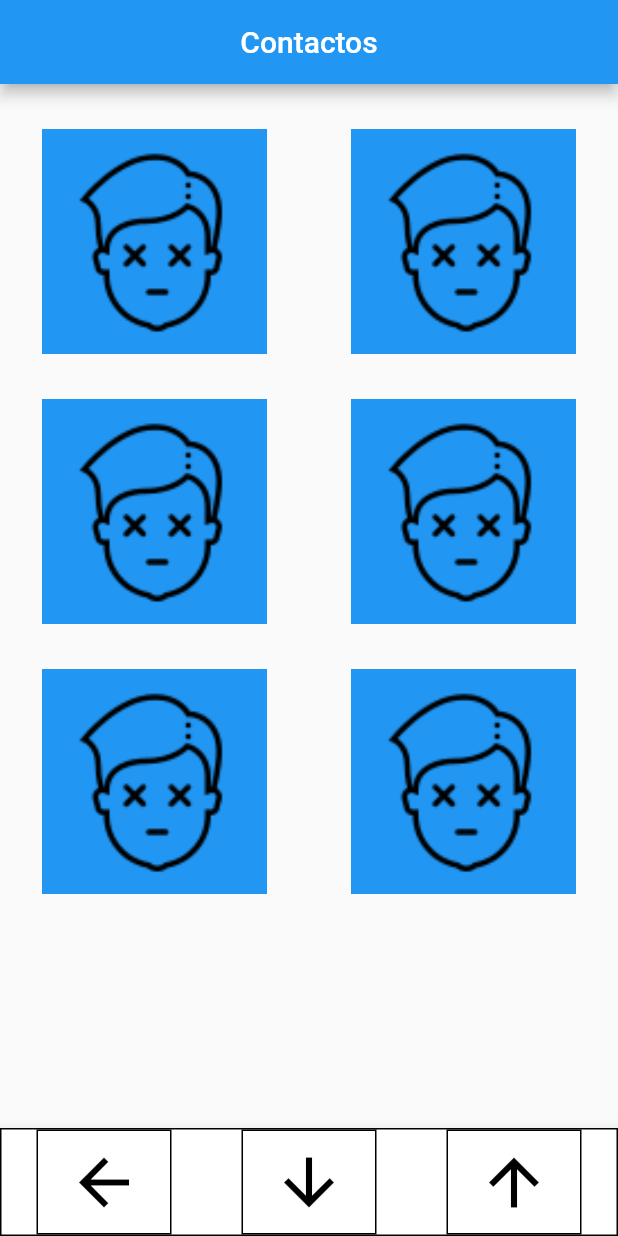
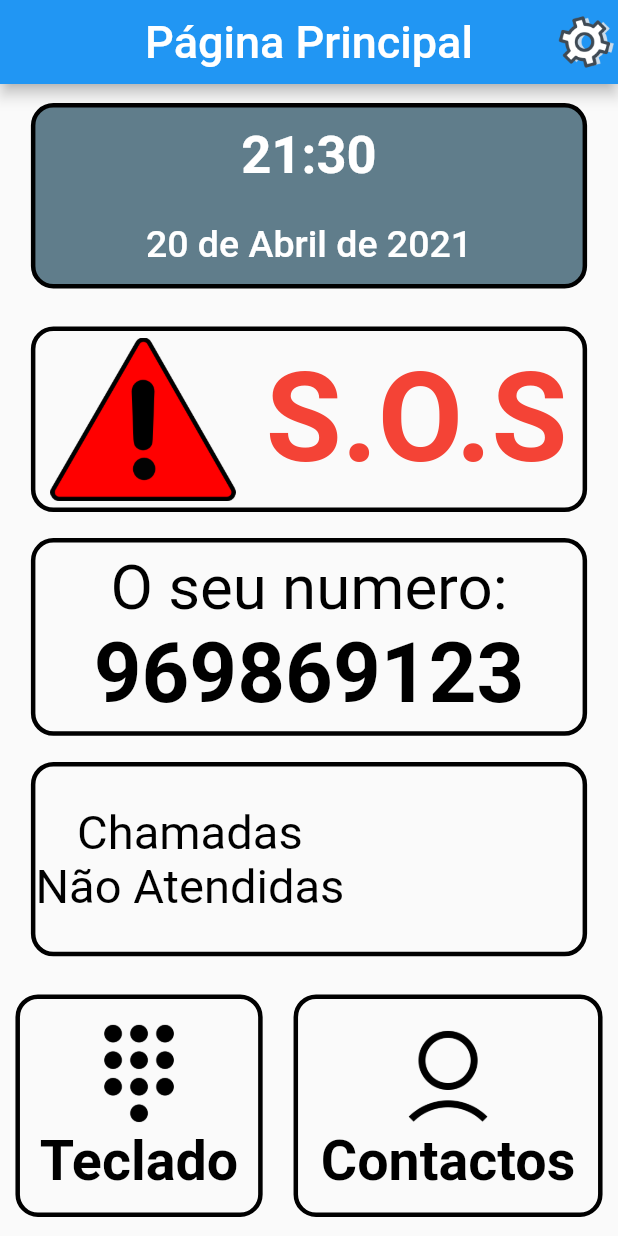
Before and after one commit to 28rodrigo/aipc, a Flutter app: the screen it shows after launch, on a phone screen of 412 x 824 dp. Run offline on Flutter 3.47's test engine with Material 2 defaults, Android fonts, the phone set to English and light mode, and no system bars.

Commit message:
contacts and home page

```diff
--- /dev/null
+++ b/lib/home.dart
@@ -0,0 +1,233 @@
+import 'package:flutter/material.dart';
+
+class HomePage extends StatelessWidget {
+  @override
+  Widget build(BuildContext context) {
+    double deviceWidth = MediaQuery.of(context).size.width;
+    double deviceHeight = MediaQuery.of(context).size.height;
+
+    return Scaffold(
+      appBar: AppBar(
+        title: Text(
+          "Página Principal",
+          style: TextStyle(fontSize: 30),
+        ),
+        centerTitle: true,
+        actions: [
+          Container(
+            decoration: new BoxDecoration(
+              borderRadius: BorderRadius.circular(15),
+              image: new DecorationImage(
+                image: ExactAssetImage('assets/settings.png'),
+                fit: BoxFit.contain,
+              ),
+            ),
+            width: 45,
+            height: 10,
+          ),
+        ],
+      ),
+      body: Center(
+          child: Column(
+        mainAxisAlignment: MainAxisAlignment.spaceAround,
+        children: [
+          Row(
+            crossAxisAlignment: CrossAxisAlignment.start,
+            mainAxisAlignment: MainAxisAlignment.spaceAround,
+            children: [
+              TextButton(
+                onPressed: () {},
+                child: Container(
+                  height: deviceHeight * 0.15,
+                  width: deviceWidth * 0.9,
+                  decoration: BoxDecoration(
+                    borderRadius: BorderRadius.circular(15),
+                    border: Border.all(width: 3, color: Colors.black),
+                    color: Colors.blueGrey,
+                  ),
+                  child: Column(
+                    mainAxisAlignment: MainAxisAlignment.spaceAround,
+                    children: [
+                      Text(
+                        "21:30",
+                        style: TextStyle(
+                            color: Colors.white,
+                            fontSize: 35,
+                            fontWeight: FontWeight.bold),
+                      ),
+                      Text(
+                        "20 de Abril de 2021",
+                        style: TextStyle(color: Colors.white, fontSize: 25),
+                      )
+                    ],
+                  ),
+                ),
+              ),
+            ],
+          ),
+          TextButton(
+            onPressed: () {},
+            child: Container(
+              height: deviceHeight * 0.15,
+              width: deviceWidth * 0.9,
+              decoration: BoxDecoration(
+                borderRadius: BorderRadius.circular(15),
+                border: Border.all(width: 3, color: Colors.black),
+              ),
+              child: Row(
+                mainAxisAlignment: MainAxisAlignment.spaceAround,
+                children: [
+                  Container(
+                    decoration: new BoxDecoration(
+                      image: new DecorationImage(
+                        image: ExactAssetImage('assets/sos.png'),
+                        fit: BoxFit.contain,
+                      ),
+                    ),
+                    width: deviceWidth * 0.3,
+                    height: deviceHeight * 0.2,
+                  ),
+                  Container(
+                    alignment: Alignment.center,
+                    child: Text(
+                      "S.O.S",
+                      style: TextStyle(
+                          fontSize: deviceWidth * 0.2,
+                          fontWeight: FontWeight.bold,
+                          color: Colors.red),
+                    ),
+                  )
+                ],
+              ),
+            ),
+          ),
+          Container(
+            decoration: BoxDecoration(
+                borderRadius: BorderRadius.circular(15),
+                border: Border.all(width: 3, color: Colors.black)),
+            width: deviceWidth * 0.9,
+            height: deviceHeight * 0.16,
+            alignment: Alignment.center,
+            child: Column(
+              mainAxisAlignment: MainAxisAlignment.center,
+              children: [
+                Text(
+                  "O seu numero:",
+                  style: TextStyle(
+                      fontSize: deviceWidth * 0.1,
+                      fontWeight: FontWeight.normal,
+                      color: Colors.black),
+                ),
+                Text(
+                  "969869123",
+                  style: TextStyle(
+                      fontSize: deviceWidth * 0.135,
+                      fontWeight: FontWeight.bold,
+                      color: Colors.black),
+                ),
+              ],
+            ),
+          ),
+          TextButton(
+            onPressed: () {},
+            child: Container(
+              decoration: BoxDecoration(
+                  borderRadius: BorderRadius.circular(15),
+                  border: Border.all(width: 3, color: Colors.black)),
+              width: deviceWidth * 0.9,
+              alignment: Alignment.center,
+              child: Row(
+                children: [
+                  Container(
+                    width: deviceWidth * 0.5,
+                    height: deviceHeight * 0.15,
+                    child: FittedBox(
+                      fit: BoxFit.contain,
+                      child: Text(
+                        "Chamadas\nNão Atendidas",
+                        textAlign: TextAlign.center,
+                        style: TextStyle(
+                            fontWeight: FontWeight.normal, color: Colors.black),
+                      ),
+                    ),
+                  )
+                ],
+              ),
+            ),
+          ),
+          Row(
+            mainAxisAlignment: MainAxisAlignment.spaceAround,
+            children: [
+              TextButton(
+                onPressed: () {},
+                child: Container(
+                  width: deviceWidth * 0.4,
+                  height: deviceHeight * 0.18,
+                  padding: EdgeInsets.all(5),
+                  decoration: BoxDecoration(
+                      borderRadius: BorderRadius.circular(15),
+                      border: Border.all(width: 3, color: Colors.black)),
+                  child: Column(
+                    mainAxisAlignment: MainAxisAlignment.center,
+                    children: [
+                      Container(
+                        decoration: new BoxDecoration(
+                          image: new DecorationImage(
+                            image: ExactAssetImage('assets/teclado.png'),
+                            fit: BoxFit.contain,
+                          ),
+                        ),
+                        width: 100,
+                        height: deviceHeight * 0.09,
+                      ),
+                      Text(
+                        "Teclado",
+                        style: TextStyle(
+                            fontSize: deviceWidth * 0.09,
+                            fontWeight: FontWeight.bold,
+                            color: Colors.black),
+                      ),
+                    ],
+                  ),
+                ),
+              ),
+              TextButton(
+                onPressed: () {},
+                child: Container(
+                  height: deviceHeight * 0.18,
+                  width: deviceWidth * 0.5,
+                  padding: EdgeInsets.all(5),
+                  decoration: BoxDecoration(
+                      borderRadius: BorderRadius.circular(15),
+                      border: Border.all(width: 3, color: Colors.black)),
+                  child: Column(
+                    mainAxisAlignment: MainAxisAlignment.center,
+                    children: [
+                      Container(
+                        decoration: new BoxDecoration(
+                          image: new DecorationImage(
+                            image: ExactAssetImage('assets/contactos.png'),
+                            fit: BoxFit.contain,
+                          ),
+                        ),
+                        width: 100,
+                        height: deviceHeight * 0.09,
+                      ),
+                      Text(
+                        "Contactos",
+                        style: TextStyle(
+                            fontSize: deviceWidth * 0.09,
+                            fontWeight: FontWeight.bold,
+                            color: Colors.black),
+                      ),
+                    ],
+                  ),
+                ),
+              ),
+            ],
+          )
+        ],
+      )),
+    );
+  }
+}
--- a/lib/main.dart
+++ b/lib/main.dart
@@ -1,3 +1,4 @@
+import 'package:aipc/home.dart';
 import 'package:flutter/material.dart';
 
 void main() {
@@ -18,107 +19,161 @@ class MyApp extends StatelessWidget {
   }
 }
 
-class HomePage extends StatelessWidget {
+class ContactsPage extends StatelessWidget {
   @override
   Widget build(BuildContext context) {
+    double deviceWidth = MediaQuery.of(context).size.width;
+    double deviceHeight = MediaQuery.of(context).size.height;
     return Scaffold(
       appBar: AppBar(
         centerTitle: true,
-        title: Text('Contactos'),
+        leading: Container(
+          decoration: new BoxDecoration(
+            borderRadius: BorderRadius.circular(15),
+            image: new DecorationImage(
+              image: ExactAssetImage('assets/settings.png'),
+              fit: BoxFit.contain,
+            ),
+          ),
+          width: 45,
+          height: 10,
+        ),
+        actions: [
+          Container(
+            decoration: new BoxDecoration(
+              borderRadius: BorderRadius.circular(15),
+              image: new DecorationImage(
+                image: ExactAssetImage('assets/settings.png'),
+                fit: BoxFit.contain,
+              ),
+            ),
+            width: 45,
+            height: 10,
+          ),
+        ],
+        title: Text(
+          "Contactos",
+          style: TextStyle(fontSize: 30),
+        ),
       ),
       body: Center(
         child: Column(
+          mainAxisAlignment: MainAxisAlignment.spaceAround,
           children: [
-            Padding(
-              padding: const EdgeInsets.only(top: 30),
-              child: Row(
+            Row(
               mainAxisAlignment: MainAxisAlignment.spaceAround,
+              children: [
+                Column(
                   children: [
                     Container(
                       decoration: new BoxDecoration(
                         color: Colors.blue,
+                        border: Border.all(width: 3, color: Colors.black),
+                        borderRadius: BorderRadius.circular(15),
                         image: new DecorationImage(
-                        image: ExactAssetImage('assets/face.png'),
-                        fit: BoxFit.fitHeight,
+                          image: ExactAssetImage('assets/quim.png'),
+                          fit: BoxFit.cover,
                         ),
                       ),
-                    width: 150,
-                    height: 150,
+                      width: deviceWidth * 0.45,
+                      height: deviceHeight * 0.25,
                     ),
                     Container(
-                    decoration: new BoxDecoration(
-                      color: Colors.blue,
-                      image: new DecorationImage(
-                        image: ExactAssetImage('assets/face.png'),
-                        fit: BoxFit.fitHeight,
+                      padding: EdgeInsets.only(top: 5),
+                      child: Text(
+                        "Quim",
+                        style: TextStyle(
+                            fontSize: deviceWidth * 0.085,
+                            fontWeight: FontWeight.bold),
                       ),
-                    ),
-                    width: 150,
-                    height: 150,
-                  ),
+                    )
                   ],
                 ),
-            ),
-            Padding(
-              padding: const EdgeInsets.only(top: 30),
-              child: Row(
-                mainAxisAlignment: MainAxisAlignment.spaceAround,
+                Column(
                   children: [
                     Container(
                       decoration: new BoxDecoration(
                         color: Colors.blue,
+                        border: Border.all(width: 3, color: Colors.black),
+                        borderRadius: BorderRadius.circular(15),
                         image: new DecorationImage(
-                        image: ExactAssetImage('assets/face.png'),
-                        fit: BoxFit.fitHeight,
+                          image: ExactAssetImage('assets/quim.png'),
+                          fit: BoxFit.cover,
                         ),
                       ),
-                    width: 150,
-                    height: 150,
+                      width: deviceWidth * 0.45,
+                      height: deviceHeight * 0.25,
                     ),
                     Container(
-                    decoration: new BoxDecoration(
-                      color: Colors.blue,
-                      image: new DecorationImage(
-                        image: ExactAssetImage('assets/face.png'),
-                        fit: BoxFit.fitHeight,
+                      padding: EdgeInsets.only(top: 5),
+                      child: Text(
+                        "Quim",
+                        style: TextStyle(
+                            fontSize: deviceWidth * 0.085,
+                            fontWeight: FontWeight.bold),
                       ),
-                    ),
-                    width: 150,
-                    height: 150,
+                    )
+                  ],
                 ),
               ],
             ),
-            ),
-            Padding(
-              padding: const EdgeInsets.only(top: 30),
-              child: Row(
+            Row(
               mainAxisAlignment: MainAxisAlignment.spaceAround,
+              children: [
+                Column(
                   children: [
                     Container(
                       decoration: new BoxDecoration(
                         color: Colors.blue,
+                        border: Border.all(width: 3, color: Colors.black),
+                        borderRadius: BorderRadius.circular(15),
                         image: new DecorationImage(
-                        image: ExactAssetImage('assets/face.png'),
-                        fit: BoxFit.fitHeight,
+                          image: ExactAssetImage('assets/quim.png'),
+                          fit: BoxFit.cover,
                         ),
                       ),
-                    width: 150,
-                    height: 150,
+                      width: deviceWidth * 0.45,
+                      height: deviceHeight * 0.25,
                     ),
+                    Container(
+                      padding: EdgeInsets.only(top: 5),
+                      child: Text(
+                        "Quim",
+                        style: TextStyle(
+                            fontSize: deviceWidth * 0.085,
+                            fontWeight: FontWeight.bold),
+                      ),
+                    )
+                  ],
+                ),
+                Column(
+                  children: [
                     Container(
                       decoration: new BoxDecoration(
                         color: Colors.blue,
+                        border: Border.all(width: 3, color: Colors.black),
+                        borderRadius: BorderRadius.circular(15),
                         image: new DecorationImage(
-                        image: ExactAssetImage('assets/face.png'),
-                        fit: BoxFit.fitHeight,
+                          image: ExactAssetImage('assets/quim.png'),
+                          fit: BoxFit.cover,
                         ),
                       ),
-                    width: 150,
-                    height: 150,
+                      width: deviceWidth * 0.45,
+                      height: deviceHeight * 0.25,
+                    ),
+                    Container(
+                      padding: EdgeInsets.only(top: 5),
+                      child: Text(
+                        "Quim",
+                        style: TextStyle(
+                            fontSize: deviceWidth * 0.085,
+                            fontWeight: FontWeight.bold),
+                      ),
+                    )
+                  ],
                 ),
               ],
             ),
-            )
           ],
         ),
       ),
--- a/pubspec.yaml
+++ b/pubspec.yaml
@@ -50,6 +50,11 @@ flutter:
     - assets/face.png
     - assets/lupa.png
     - assets/plus.png
+    - assets/settings.png
+    - assets/sos.png
+    - assets/teclado.png
+    - assets/contactos.png
+    - assets/quim.png
 
   # An image asset can refer to one or more resolution-specific "variants", see
   # https://flutter.dev/assets-and-images/#resolution-aware.
```
Also changed, not shown: assets/contactos.png (added), assets/quim.png (added), assets/settings.png (added), assets/sos.png (added), assets/teclado.png (added). Lines whose indentation alone changed are shown as unchanged.
